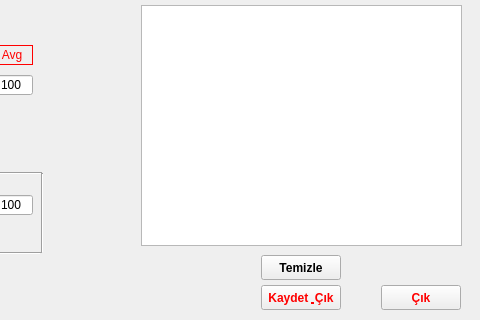
Above: setupform.ui from alikanarya/JTW before the change; both pictures show x 539 to 1019 and y 185 to 505 of the 1019 by 505 pixel window. Below: the same form after it.
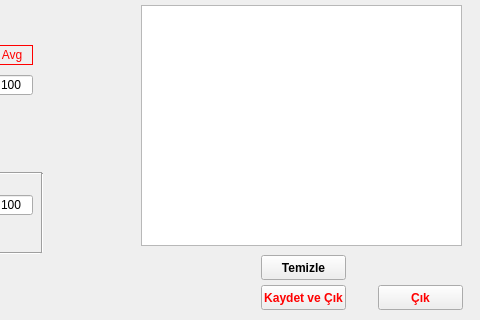
That is the form after the change. Icons and pictures are not drawn.

What changed in the file:
```diff
--- a/setupform.ui
+++ b/setupform.ui
@@ -669,7 +669,7 @@
     <rect>
      <x>800</x>
      <y>470</y>
-     <width>80</width>
+     <width>85</width>
      <height>25</height>
     </rect>
    </property>
@@ -683,15 +683,15 @@
     <string notr="true">color: rgb(255, 0, 0);</string>
    </property>
    <property name="text">
-    <string>Kaydet &amp; Çık</string>
+    <string>Kaydet ve Çık</string>
    </property>
   </widget>
   <widget class="QPushButton" name="exitButton">
    <property name="geometry">
     <rect>
-     <x>920</x>
+     <x>917</x>
      <y>470</y>
-     <width>80</width>
+     <width>85</width>
      <height>25</height>
     </rect>
    </property>
@@ -713,7 +713,7 @@
     <rect>
      <x>800</x>
      <y>440</y>
-     <width>80</width>
+     <width>85</width>
      <height>25</height>
     </rect>
    </property>
```
